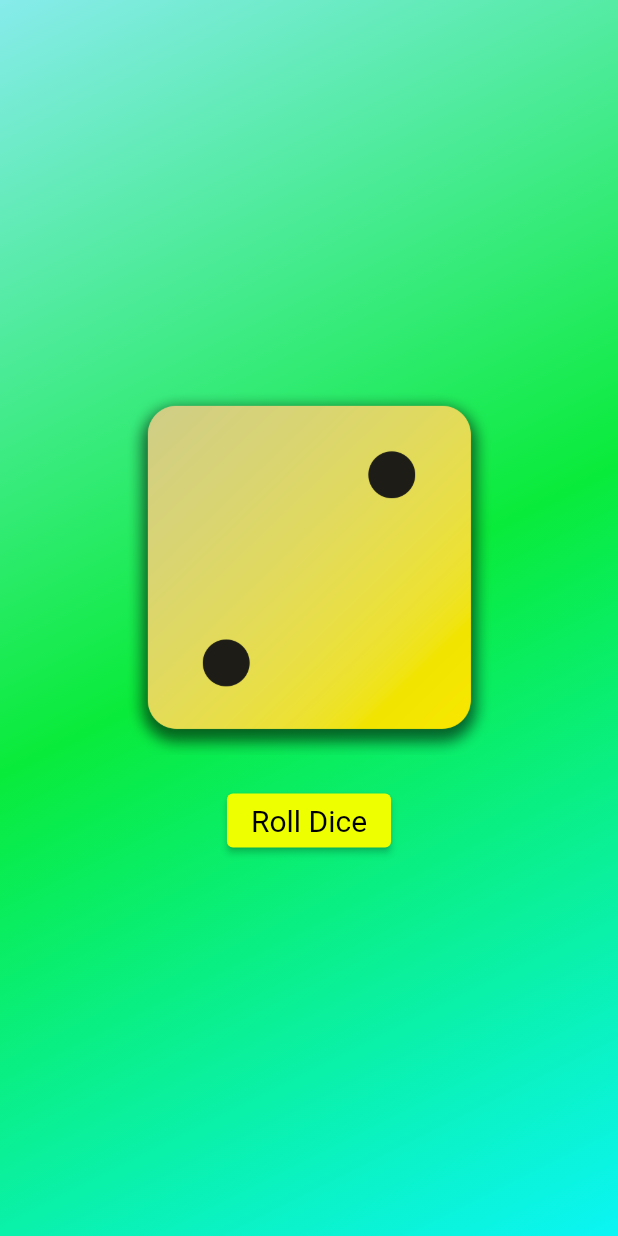
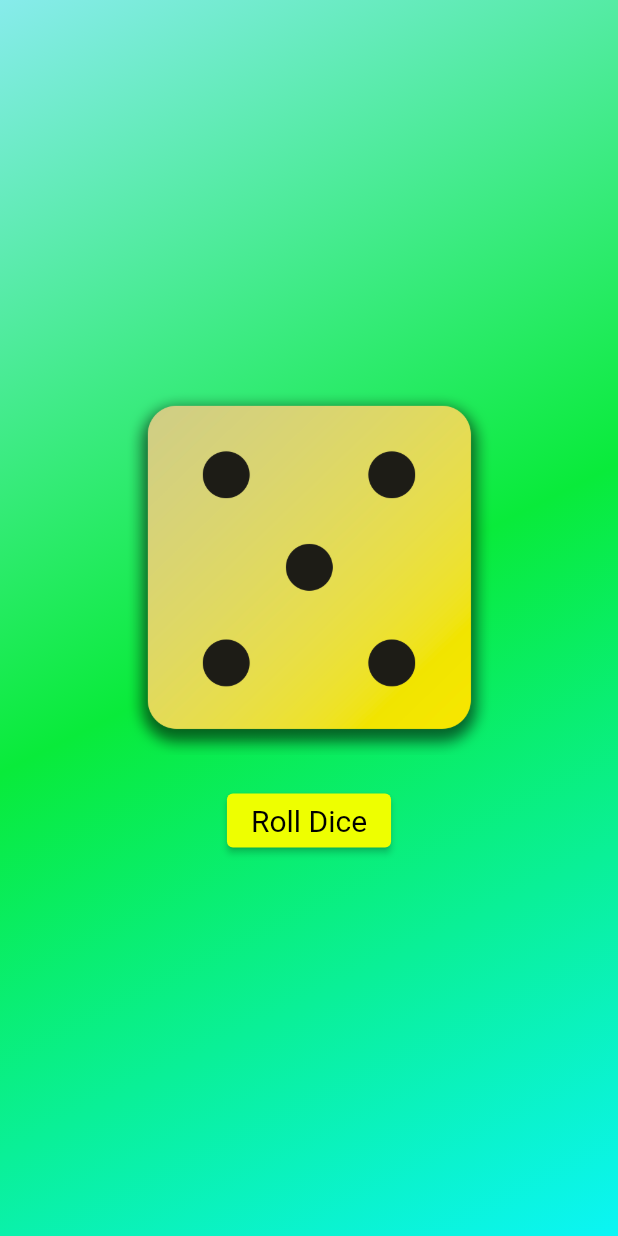
Before and after one commit to rookiexyz/RollDiceApp, a Flutter app: the screen it shows after launch, after a tap on "Roll Dice", on a phone screen of 412 x 824 dp. Run offline on Flutter 3.47's test engine with Material 2 defaults, Android fonts, the phone set to English and light mode, and no system bars.

```diff
--- a/lib/dice_roller.dart
+++ b/lib/dice_roller.dart
@@ -1,4 +1,7 @@
+import 'dart:math';
 import 'package:flutter/material.dart';
+
+final randomizer = Random();
 
 class DiceRoller extends StatefulWidget {
   const DiceRoller({super.key});
@@ -9,10 +12,12 @@ class DiceRoller extends StatefulWidget {
 }
 
 class _DiceRollerState extends State<DiceRoller> {
-  var activeDiceImage = 'assets/images/dice-2.png';
+  var currentDiceRoll = 1;
 
   void rollDice() {
-    activeDiceImage = 'assets/images/dice-1.png';
+    setState(() {
+      currentDiceRoll = randomizer.nextInt(6) + 1;
+    });
   }
 
   @override
@@ -21,7 +26,7 @@ class _DiceRollerState extends State<DiceRoller> {
       mainAxisSize: MainAxisSize.min,
       children: [
         Image.asset(
-          activeDiceImage,
+          'assets/images/dice-$currentDiceRoll.png',
           width: 250,
         ),
         const SizedBox(
```
